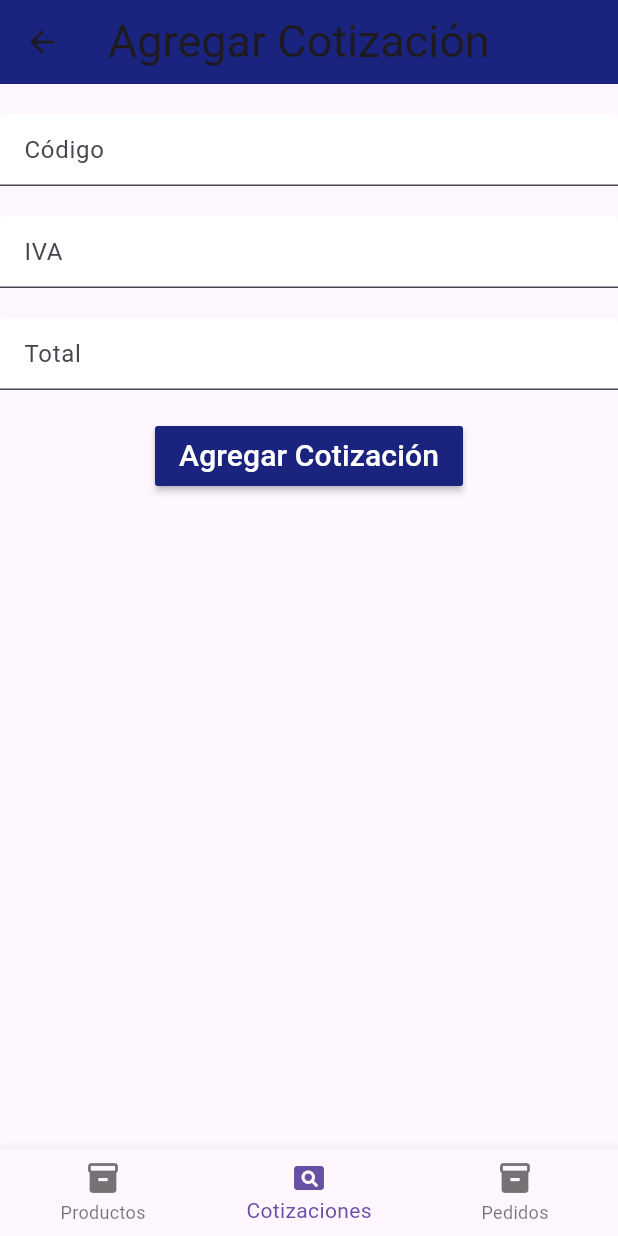
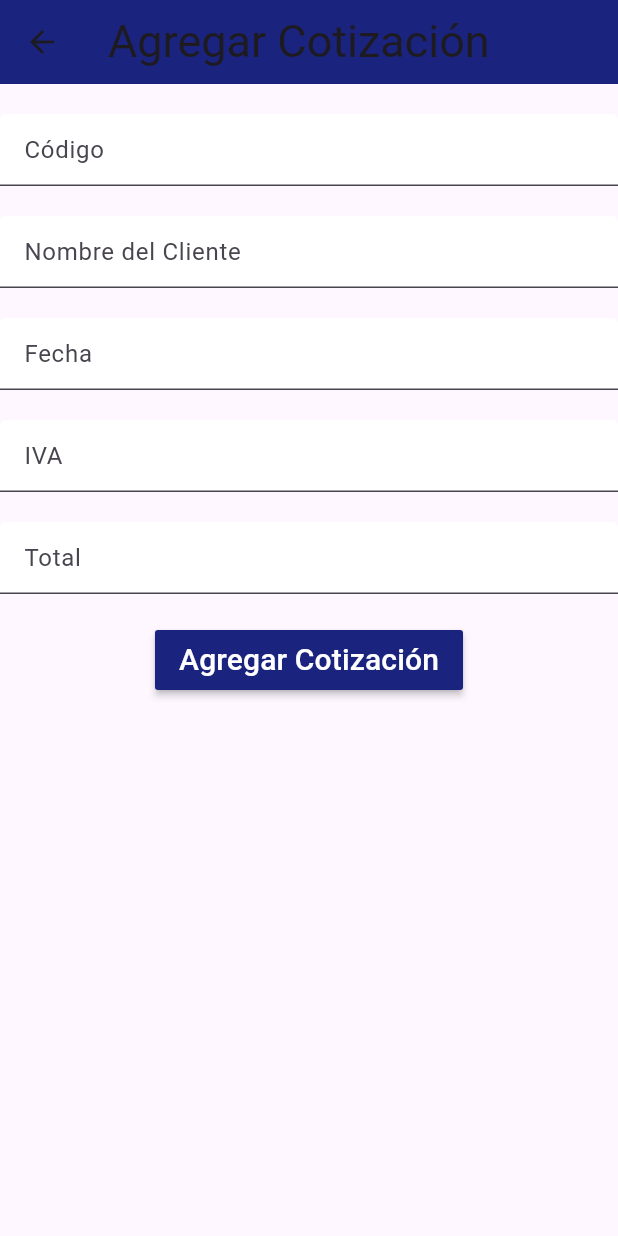
Before and after one commit to crizleo/WHO, a Flutter app: the CotizacionCreate screen opened directly, after a tap on "Agregar Cotización", on a phone screen of 412 x 824 dp. Run offline on Flutter 3.47's test engine with Material 3 defaults, Android fonts, the phone set to English and light mode, and no system bars; our stand-ins replace firebase_auth, firebase_core, firebase_database; accounts and stored records are empty.

Commit message:
Ajustes al insertar las cotizaciones

```diff
--- a/lib/models/modelCotizacion.dart
+++ b/lib/models/modelCotizacion.dart
@@ -2,6 +2,8 @@ class Cotizacion {
   int? idCotizacion;
   int idEstadoCoti;
   String codigo;
+  String nombreCliente;
+  String fecha;
   double iva;
   double total;
   String imagen;
@@ -10,6 +12,8 @@ class Cotizacion {
     this.idCotizacion,
     required this.idEstadoCoti,
     required this.codigo,
+    required this.nombreCliente,
+    required this.fecha,
     required this.iva,
     required this.total,
     required this.imagen,
@@ -20,6 +24,8 @@ class Cotizacion {
       'idCotizacion': idCotizacion,
       'idEstadoCoti': idEstadoCoti,
       'codigo': codigo,
+      'nombreCliente': nombreCliente,
+      'fecha': fecha,
       'iva': iva,
       'total': total,
       'imagen': imagen,
@@ -31,6 +37,8 @@ class Cotizacion {
       idCotizacion: json['idCotizacion'],
       idEstadoCoti: json['idEstadoCoti'],
       codigo: json['codigo'],
+      nombreCliente: json['nombreCliente'],
+      fecha: json['fecha'],
       iva: (json['iva'] as num).toDouble(),
       total: (json['total'] as num).toDouble(),
       imagen: json['imagen'],
--- a/lib/models/modelProducto.dart
+++ b/lib/models/modelProducto.dart
@@ -1,7 +1,7 @@
 class Producto {
   int? codigo;
   String nombre;
-  int precio;
+  double precio;
   String descripcion;
   String imagen;
 
--- a/lib/screens/cotizacion/cotizacionInsert.dart
+++ b/lib/screens/cotizacion/cotizacionInsert.dart
@@ -1,7 +1,7 @@
 import 'package:flutter/material.dart';
 import '../../services/firebaseDataBase.dart';
 import '../../models/modelCotizacion.dart';
-import './cotizacion.dart';
+import './cotizacionUpdate.dart'; // Importar la pantalla de actualización de cotización
 
 class CotizacionCreate extends StatefulWidget {
   @override
@@ -10,6 +10,8 @@ class CotizacionCreate extends StatefulWidget {
 
 class CotizacionCreateState extends State<CotizacionCreate> {
   TextEditingController codigoController = TextEditingController();
+  TextEditingController nombreClienteController = TextEditingController();
+  TextEditingController fechaController = TextEditingController();
   TextEditingController ivaController = TextEditingController();
   TextEditingController totalController = TextEditingController();
   FirebaseService firebaseService = FirebaseService();
@@ -35,6 +37,24 @@ class CotizacionCreateState extends State<CotizacionCreate> {
                 filled: true,
                 fillColor: Colors.white,
                 hintText: 'Código',
+              ),
+            ),
+            SizedBox(height: 20),
+            TextFormField(
+              controller: nombreClienteController,
+              decoration: InputDecoration(
+                filled: true,
+                fillColor: Colors.white,
+                hintText: 'Nombre del Cliente',
+              ),
+            ),
+            SizedBox(height: 20),
+            TextFormField(
+              controller: fechaController,
+              decoration: InputDecoration(
+                filled: true,
+                fillColor: Colors.white,
+                hintText: 'Fecha',
               ),
             ),
             SizedBox(height: 20),
@@ -73,30 +93,31 @@ class CotizacionCreateState extends State<CotizacionCreate> {
           ],
         ),
       ),
-      bottomNavigationBar: BottomNavigationBar(
-        currentIndex: 1,
-        items: const [
-          BottomNavigationBarItem(icon: Icon(Icons.inventory), label: "Productos"),
-          BottomNavigationBarItem(icon: Icon(Icons.pageview), label: "Cotizaciones"),
-          BottomNavigationBarItem(icon: Icon(Icons.inventory), label: "Pedidos")
-        ]
-      ),
     );
   }
 
   void agregarCotizacion() async {
     try {
       Cotizacion cotizacion = Cotizacion(
-        idCotizacion: null, // ID auto-generado
+        idCotizacion: DateTime.now().millisecondsSinceEpoch, // Generar un ID basado en la hora actual
         idEstadoCoti: 1, // Puede ser un valor real según tu lógica
         codigo: codigoController.text,
+        nombreCliente: nombreClienteController.text,
+        fecha: fechaController.text,
         iva: double.parse(ivaController.text),
         total: double.parse(totalController.text),
         imagen: '', // Sin imagen
       );
 
       await firebaseService.createOrUpdateCotizacion(cotizacion);
-      Navigator.pop(context);
+
+      // Redirigir a la pantalla de actualización de la cotización
+      Navigator.pushReplacement(
+        context,
+        MaterialPageRoute(
+          builder: (context) => CotizacionUpdate(cotizacionId: cotizacion.idCotizacion!),
+        ),
+      );
     } on Exception catch (e) {
       print(e);
     }
```
Also changed, not shown: lib/screens/cotizacion/cotizacionUpdate.dart (+24 -0 lines).
